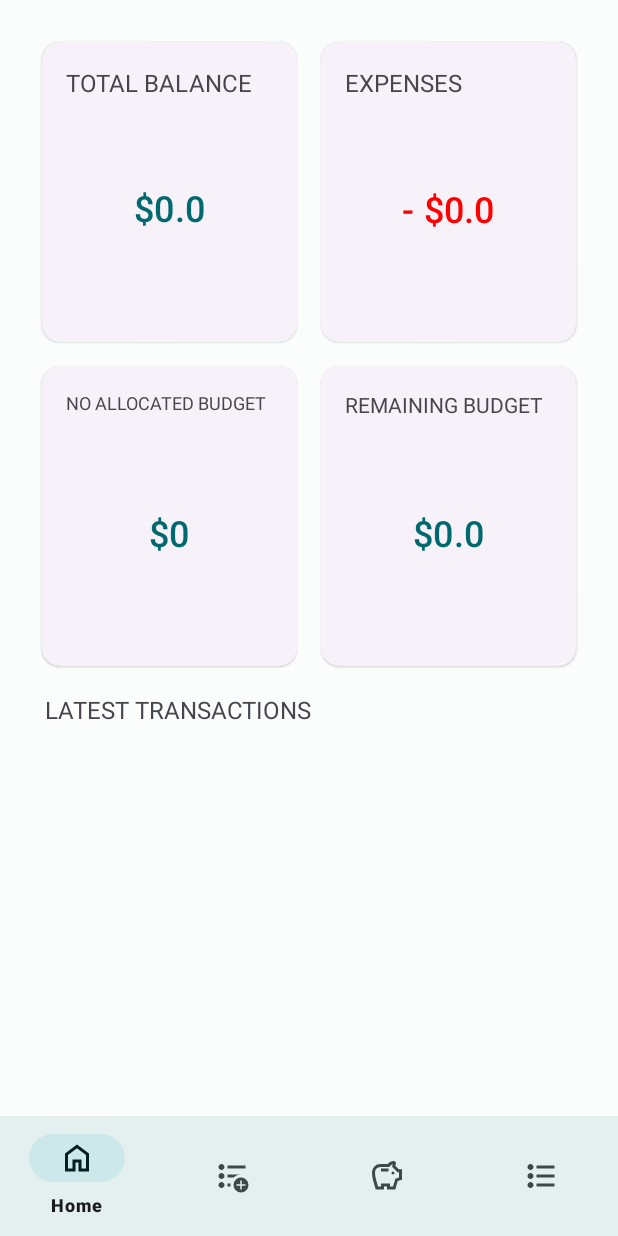
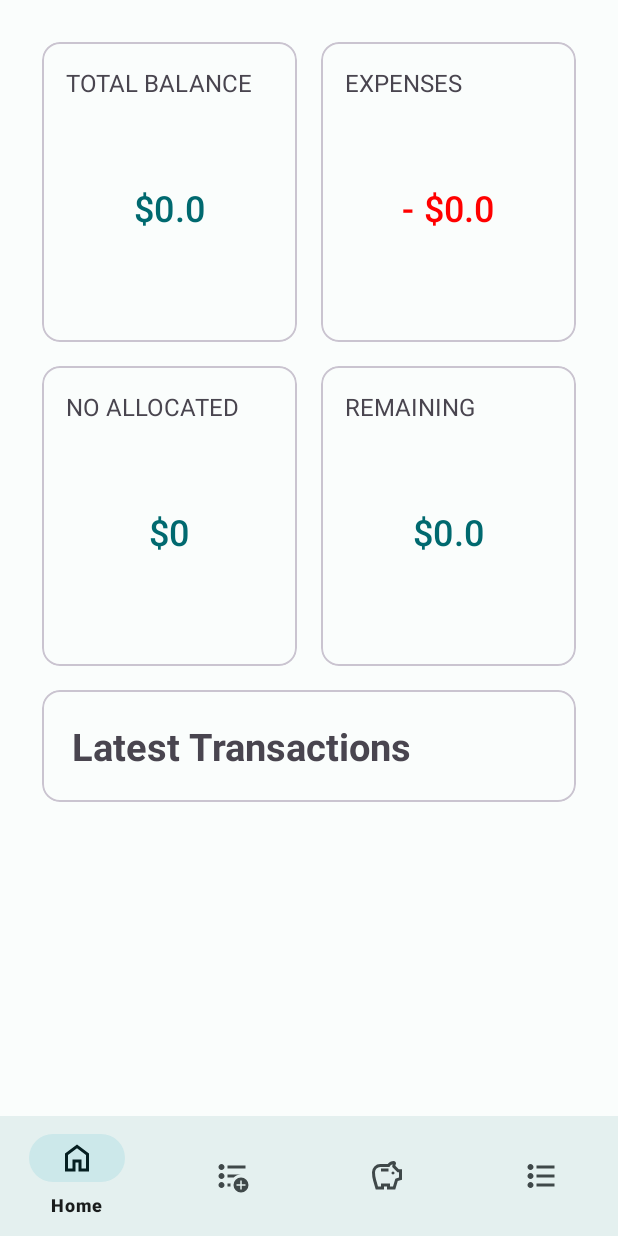
Before and after one commit to jj0003/Budget-Mate-APK, an Android app: the screen it shows after launch (MainActivity), on a phone screen of 412 x 824 dp. Run offline under Robolectric (Android 15) with nearby library versions, the phone set to English and light mode, and no system bars; our stand-ins replace Room's generated code, navigation-ui.

Commit message:
NEW UI + Some fixes

```diff
--- a/app/src/main/java/com/janstudios/budgit/database/WorkerClass.kt
+++ b/app/src/main/java/com/janstudios/budgit/database/WorkerClass.kt
@@ -7,10 +7,7 @@ import kotlinx.coroutines.Dispatchers
 import kotlinx.coroutines.withContext
 import java.util.concurrent.TimeUnit
 
-class BudgetUpdateWorker(
-    context: Context,
-    workerParams: WorkerParameters
-) : CoroutineWorker(context, workerParams) {
+class BudgetUpdateWorker(context: Context, workerParams: WorkerParameters) : CoroutineWorker(context, workerParams) {
 
     override suspend fun doWork(): Result = withContext(Dispatchers.IO) {
         // Your logic to update budgets based on frequency
--- a/app/src/main/java/com/janstudios/budgit/fragments/Budget.kt
+++ b/app/src/main/java/com/janstudios/budgit/fragments/Budget.kt
@@ -78,6 +78,9 @@ class Budget : Fragment() {
     private fun setupAddBudgetButton() {
         binding.addBudgetButton.setOnClickListener {
             addBudgetToDatabase()
+            loadBudgets()
+            budgetAdapter.notifyDataSetChanged()
+
         }
     }
 
@@ -85,6 +88,8 @@ class Budget : Fragment() {
     private fun setupDeleteAllBudgetButton() {
         binding.deleteBudgetButton.setOnClickListener {
             deleteAllBudgets()
+            loadBudgets()
+            budgetAdapter.notifyDataSetChanged()
         }
     }
 
--- a/app/src/main/res/layout/fragment_home.xml
+++ b/app/src/main/res/layout/fragment_home.xml
@@ -23,7 +23,6 @@
             <!-- First Card -->
             <com.google.android.material.card.MaterialCardView
                 android:id="@+id/card1"
-                style="?attr/materialCardViewElevatedStyle"
                 android:layout_width="0dp"
                 android:layout_height="200dp"
                 android:layout_margin="8dp"
@@ -41,10 +40,6 @@
                         android:layout_width="wrap_content"
                         android:layout_height="wrap_content"
                         android:layout_gravity="start"
-                        android:autoSizeMaxTextSize="16sp"
-                        android:autoSizeMinTextSize="6sp"
-                        android:autoSizeStepGranularity="2sp"
-                        android:autoSizeTextType="uniform"
                         android:maxLines="1"
                         android:text="TOTAL BALANCE"
                         android:textSize="16sp" />
@@ -63,10 +58,6 @@
                             style="?attr/borderlessButtonStyle"
                             android:layout_width="wrap_content"
                             android:layout_height="wrap_content"
-                            android:autoSizeMaxTextSize="24sp"
-                            android:autoSizeMinTextSize="12sp"
-                            android:autoSizeStepGranularity="2sp"
-                            android:autoSizeTextType="uniform"
                             android:maxLines="1"
                             android:text="+ $150.34"
                             android:textSize="24sp" />
@@ -77,7 +68,6 @@
             <!-- Second Card -->
             <com.google.android.material.card.MaterialCardView
                 android:id="@+id/card2"
-                style="?attr/materialCardViewElevatedStyle"
                 android:layout_width="0dp"
                 android:layout_height="200dp"
                 android:layout_margin="8dp"
@@ -95,10 +85,6 @@
                         android:layout_width="wrap_content"
                         android:layout_height="wrap_content"
                         android:layout_gravity="start"
-                        android:autoSizeMaxTextSize="16sp"
-                        android:autoSizeMinTextSize="6sp"
-                        android:autoSizeStepGranularity="2sp"
-                        android:autoSizeTextType="uniform"
                         android:maxLines="1"
                         android:text="EXPENSES"
                         android:textSize="16sp" />
@@ -112,15 +98,11 @@
                         android:orientation="horizontal">
 
                         <!-- MaterialButton for total expenses -->
-                        <com.google.android.material.button.MaterialButton
+                        <TextView
                             android:id="@+id/card2_total_expenses"
                             style="?attr/borderlessButtonStyle"
                             android:layout_width="wrap_content"
                             android:layout_height="wrap_content"
-                            android:autoSizeMaxTextSize="24sp"
-                            android:autoSizeMinTextSize="12sp"
-                            android:autoSizeStepGranularity="2sp"
-                            android:autoSizeTextType="uniform"
                             android:maxLines="1"
                             android:text="- $249.66"
                             android:textColor="@color/design_default_color_error"
@@ -140,7 +122,6 @@
             <!-- Third Card -->
             <com.google.android.material.card.MaterialCardView
                 android:id="@+id/card3"
-                style="?attr/materialCardViewElevatedStyle"
                 android:layout_width="0dp"
                 android:layout_height="200dp"
                 android:layout_margin="8dp"
@@ -158,10 +139,6 @@
                         android:layout_width="wrap_content"
                         android:layout_height="wrap_content"
                         android:layout_gravity="start"
-                        android:autoSizeMaxTextSize="16sp"
-                        android:autoSizeMinTextSize="6sp"
-                        android:autoSizeStepGranularity="2sp"
-                        android:autoSizeTextType="uniform"
                         android:maxLines="1"
                         android:text="NO ALLOCATED BUDGET"
                         android:textSize="16sp" />
@@ -175,15 +152,11 @@
                         android:orientation="horizontal">
 
                         <!-- MaterialButton for allocated budget -->
-                        <com.google.android.material.button.MaterialButton
+                        <TextView
                             android:id="@+id/allocated_budget"
                             style="?attr/borderlessButtonStyle"
                             android:layout_width="wrap_content"
                             android:layout_height="wrap_content"
-                            android:autoSizeMaxTextSize="24sp"
-                            android:autoSizeMinTextSize="12sp"
-                            android:autoSizeStepGranularity="2sp"
-                            android:autoSizeTextType="uniform"
                             android:maxLines="1"
                             android:text="$0"
                             android:textSize="24sp" />
@@ -194,7 +167,6 @@
             <!-- Fourth Card -->
             <com.google.android.material.card.MaterialCardView
                 android:id="@+id/card4"
-                style="?attr/materialCardViewElevatedStyle"
                 android:layout_width="0dp"
                 android:layout_height="200dp"
                 android:layout_margin="8dp"
@@ -211,10 +183,6 @@
                         android:layout_width="wrap_content"
                         android:layout_height="wrap_content"
                         android:layout_gravity="start"
-                        android:autoSizeMaxTextSize="16sp"
-                        android:autoSizeMinTextSize="6sp"
-                        android:autoSizeStepGranularity="2sp"
-                        android:autoSizeTextType="uniform"
                         android:maxLines="1"
                         android:text="REMAINING BUDGET"
                         android:textSize="16sp" />
@@ -228,15 +196,11 @@
                         android:orientation="horizontal">
 
                         <!-- MaterialButton for remaining budget -->
-                        <com.google.android.material.button.MaterialButton
+                        <TextView
                             android:id="@+id/card4_remaining_budget"
                             style="?attr/borderlessButtonStyle"
                             android:layout_width="wrap_content"
                             android:layout_height="wrap_content"
-                            android:autoSizeMaxTextSize="24sp"
-                            android:autoSizeMinTextSize="12sp"
-                            android:autoSizeStepGranularity="2sp"
-                            android:autoSizeTextType="uniform"
                             android:maxLines="1"
                             android:text="$156.66"
                             android:textSize="24sp" />
@@ -245,27 +209,40 @@
             </com.google.android.material.card.MaterialCardView>
         </LinearLayout>
 
-        <!-- Title for Latest Transactions -->
+        <!-- Card View for Transaction List -->
+        <com.google.android.material.card.MaterialCardView
+            android:id="@+id/recyclerView_budget"
+            android:layout_width="match_parent"
+            android:layout_height="0dp"
+            android:layout_weight="1"
+            android:layout_margin="8dp">
+
+            <!-- Vertical Layout for Transaction List Content -->
+            <LinearLayout
+                android:layout_width="match_parent"
+                android:layout_height="match_parent"
+                android:orientation="vertical"
+                android:padding="20dp">
+
+                <!-- Title for Transaction History -->
                 <TextView
-            android:id="@+id/recyclerview_title"
+                    android:id="@+id/recyclerview_budget_title"
                     android:layout_width="wrap_content"
                     android:layout_height="wrap_content"
-            android:layout_gravity="start"
-            android:autoSizeMaxTextSize="16sp"
-            android:autoSizeMinTextSize="6sp"
-            android:autoSizeStepGranularity="2sp"
-            android:autoSizeTextType="uniform"
+                    android:text="Latest Transactions"
+                    android:textSize="25sp"
+                    android:textStyle="bold"
                     android:maxLines="1"
-            android:padding="10sp"
-            android:text="LATEST TRANSACTIONS"
-            android:textSize="16sp" />
+                    android:ellipsize="end"/>
 
-        <!-- RecyclerView for displaying the latest transactions -->
+                <!-- RecyclerView for Displaying Transactions -->
                 <androidx.recyclerview.widget.RecyclerView
                     android:id="@+id/recyclerview_latest_transactions"
                     android:layout_width="match_parent"
-            android:layout_height="wrap_content"
-            android:padding="10sp"/>
+                    android:layout_height="match_parent"
+                    tools:listitem="@layout/budget_list_item" />
+            </LinearLayout>
+        </com.google.android.material.card.MaterialCardView>
 
     </LinearLayout>
 </FrameLayout>
--- a/app/src/main/res/layout/fragment_transaction.xml
+++ b/app/src/main/res/layout/fragment_transaction.xml
@@ -13,7 +13,6 @@
         <!-- Card View for Transaction List -->
         <com.google.android.material.card.MaterialCardView
             android:id="@+id/recycler_transaction"
-            style="?attr/materialCardViewElevatedStyle"
             android:layout_width="match_parent"
             android:layout_height="0dp"
             app:layout_constraintTop_toTopOf="parent"
--- a/app/src/main/res/layout/list_item.xml
+++ b/app/src/main/res/layout/list_item.xml
@@ -4,8 +4,7 @@
     android:layout_width="match_parent"
     android:layout_height="wrap_content"
     xmlns:app="http://schemas.android.com/apk/res-auto"
-    android:layout_marginVertical="10dp"
-    style="@style/Widget.Material3.CardView.Elevated">
+    android:layout_marginVertical="10dp">
 
     <!-- Constraint Layout Container for List Item -->
     <androidx.constraintlayout.widget.ConstraintLayout
```
Also changed, not shown: app/src/main/java/com/janstudios/budgit/fragments/AddTransaction.kt (+12 -0 lines), app/src/main/res/layout/budget_list_item.xml (+3 -5 lines), app/src/main/res/layout/fragment_add_transaction.xml (+48 -3 lines), app/src/main/res/layout/fragment_budget.xml (+10 -11 lines). Lines whose indentation alone changed are shown as unchanged.
